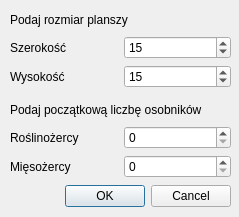
The window that InitDialog.ui (Kasia4/Artificial-life-simulator) describes before a commit, drawn with Qt 5.
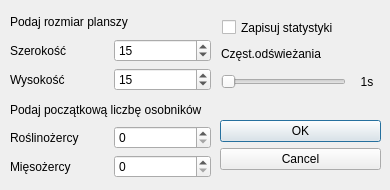
The same window after the commit.

Commit message: Storing stats implemented

What changed in the file:
```diff
--- a/InitDialog.ui
+++ b/InitDialog.ui
@@ -6,8 +6,8 @@
    <rect>
     <x>0</x>
     <y>0</y>
-    <width>239</width>
-    <height>217</height>
+    <width>390</width>
+    <height>190</height>
    </rect>
   </property>
   <property name="windowTitle">
@@ -16,14 +16,14 @@
   <widget class="QDialogButtonBox" name="buttonBox">
    <property name="geometry">
     <rect>
-     <x>10</x>
-     <y>180</y>
-     <width>221</width>
-     <height>32</height>
+     <x>220</x>
+     <y>120</y>
+     <width>161</width>
+     <height>51</height>
     </rect>
    </property>
    <property name="orientation">
-    <enum>Qt::Horizontal</enum>
+    <enum>Qt::Vertical</enum>
    </property>
    <property name="standardButtons">
     <set>QDialogButtonBox::Cancel|QDialogButtonBox::Ok</set>
@@ -34,8 +34,8 @@
     <rect>
      <x>10</x>
      <y>10</y>
-     <width>221</width>
-     <height>78</height>
+     <width>201</width>
+     <height>81</height>
     </rect>
    </property>
    <layout class="QVBoxLayout" name="verticalLayout">
@@ -101,7 +101,7 @@
     <rect>
      <x>10</x>
      <y>100</y>
-     <width>221</width>
+     <width>201</width>
      <height>78</height>
     </rect>
    </property>
@@ -125,7 +125,7 @@
       <item>
        <widget class="QSpinBox" name="herbivoreBox">
         <property name="maximum">
-         <number>15</number>
+         <number>30</number>
         </property>
        </widget>
       </item>
@@ -143,7 +143,75 @@
       <item>
        <widget class="QSpinBox" name="carnivoreBox">
         <property name="maximum">
+         <number>30</number>
+        </property>
+       </widget>
+      </item>
+     </layout>
+    </item>
+   </layout>
+  </widget>
+  <widget class="QCheckBox" name="stats_store_box">
+   <property name="geometry">
+    <rect>
+     <x>222</x>
+     <y>12</y>
+     <width>161</width>
+     <height>31</height>
+    </rect>
+   </property>
+   <property name="text">
+    <string>Zapisuj statystyki</string>
+   </property>
+  </widget>
+  <widget class="QWidget" name="">
+   <property name="geometry">
+    <rect>
+     <x>221</x>
+     <y>42</y>
+     <width>161</width>
+     <height>51</height>
+    </rect>
+   </property>
+   <layout class="QVBoxLayout" name="verticalLayout_3">
+    <item>
+     <widget class="QLabel" name="timestep_label">
+      <property name="text">
+       <string>Częst.odświeżania</string>
+      </property>
+      <property name="alignment">
+       <set>Qt::AlignLeading|Qt::AlignLeft|Qt::AlignVCenter</set>
+      </property>
+     </widget>
+    </item>
+    <item>
+     <layout class="QHBoxLayout" name="horizontalLayout_5">
+      <item>
+       <widget class="QSlider" name="timestep_slider">
+        <property name="minimum">
+         <number>1</number>
+        </property>
+        <property name="maximum">
          <number>15</number>
+        </property>
+        <property name="orientation">
+         <enum>Qt::Horizontal</enum>
+        </property>
+       </widget>
+      </item>
+      <item>
+       <widget class="QLabel" name="timestep_value">
+        <property name="minimumSize">
+         <size>
+          <width>30</width>
+          <height>0</height>
+         </size>
+        </property>
+        <property name="text">
+         <string>1s</string>
+        </property>
+        <property name="alignment">
+         <set>Qt::AlignCenter</set>
         </property>
        </widget>
       </item>
```
The commit also changes 14 other files.
